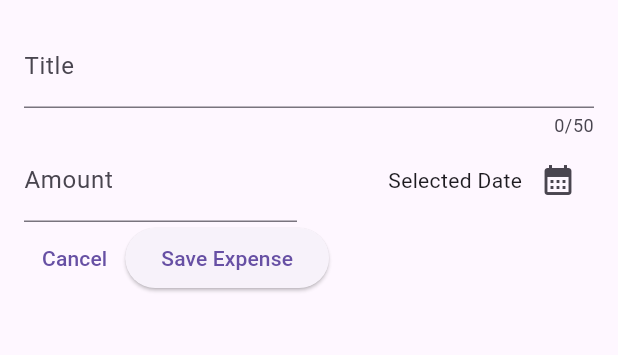
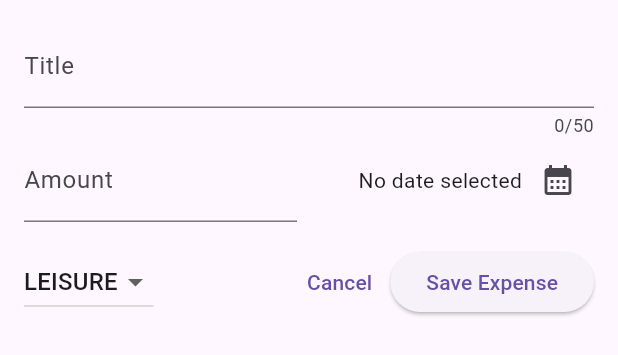
Before and after one commit to ted-parkhyunwoo/codepalette, a Flutter app: the NewExpense widget shown alone on an empty page, opened directly, on a phone screen of 412 x 824 dp. Shown: the top 355 px of the screen. Run offline on Flutter 3.47's test engine with Material 3 defaults, Android fonts, the phone set to English and light mode, and no system bars; our stand-ins replace google_fonts.

Commit message:
add: 날짜선택기 작동/ 카테고리 드롭다운메뉴

```diff
--- a/skill_refine/current_courses/flutter/flutter_projects/expense_tracker/lib/widgets/expenses_list/expenses_list.dart
+++ b/skill_refine/current_courses/flutter/flutter_projects/expense_tracker/lib/widgets/expenses_list/expenses_list.dart
@@ -1,6 +1,8 @@
 import 'package:expense_tracker/models/expense.dart';
 import 'package:expense_tracker/widgets/expenses_list/expense_item.dart';
 import 'package:flutter/material.dart';
+
+// Expenses 내 Card 형태로(ExpenseItem) 지출내역을 열거하는 ListView 위젯
 
 class ExpensesList extends StatelessWidget {
   final List<Expense> expenses;
--- a/skill_refine/current_courses/flutter/flutter_projects/expense_tracker/lib/widgets/new_expense.dart
+++ b/skill_refine/current_courses/flutter/flutter_projects/expense_tracker/lib/widgets/new_expense.dart
@@ -1,4 +1,7 @@
 import 'package:flutter/material.dart';
+import 'package:expense_tracker/models/expense.dart';
+
+// 앱바의 +를 누르면 나오는 하단 팝업 위젯 (새로운 지출 추가 위젯)
 
 class NewExpense extends StatefulWidget {
   const NewExpense({super.key});
@@ -14,6 +17,8 @@ class _NewExpenseState extends State<NewExpense> {
   // TextEditingController() 는 cpp의 stringstream 과 유사한 개념 .text로 꺼내씀
   final _titleController = TextEditingController();
   final _amountController = TextEditingController();
+  DateTime? _selectedDate;
+  Category _selectedCategory = Category.leisure;
 
   //! TextEditingController 방식 사용시 소멸자(정확히는 소멸자를 흉내낸 closer) 작성해줘야 gc 자원회수 힌트 명시됨
   // 그냥 c++ 일상에서 쓰던 소멸자로 이해하면 편함. (java의 AutoClosable구현체 처리, close() 오버라이드처럼)
@@ -26,15 +31,25 @@ class _NewExpenseState extends State<NewExpense> {
   }
 
   // 날짜 선택기
-  void _presentDatePicker() {
-    final now = DateTime.now();
-    final firstDate = DateTime(now.year - 1, now.month, now.day);
-    showDatePicker(
+  void _presentDatePicker() async {
+    final DateTime now = DateTime.now();
+    final DateTime firstDate = DateTime(
+      now.year - 1,
+      now.month,
+      now.day,
+    );
+
+    //! async, await 사용
+    final DateTime? pickedDate = await showDatePicker(
       context: context,
       initialDate: now,
       firstDate: firstDate,
       lastDate: now,
     );
+
+    setState(() {
+      _selectedDate = pickedDate;
+    });
   }
 
   @override
@@ -43,7 +58,7 @@ class _NewExpenseState extends State<NewExpense> {
       padding: EdgeInsets.all(16),
       child: Column(
         children: [
-          // 제목입력필드
+          //! 제목입력필드
           TextField(
             // 필드에 입력된 문자열을 변수 _enteredTitle 로 저장하기 위한 함수연결 방식 - 주석처리
             // onChanged: (str) => _enteredTitle = str,
@@ -59,7 +74,7 @@ class _NewExpenseState extends State<NewExpense> {
           Row(
             children: [
               Expanded(
-                // 소비금액 입력필드
+                //! 소비금액 입력필드
                 child: TextField(
                   controller: _amountController,
                   // 숫자만 사용할 수 있도록 키보드 타입을 숫자패드로 명시
@@ -75,11 +90,20 @@ class _NewExpenseState extends State<NewExpense> {
               const SizedBox(width: 16),
 
               Expanded(
+                //! 날짜 선택
                 child: Row(
                   mainAxisAlignment: MainAxisAlignment.end,
                   crossAxisAlignment: CrossAxisAlignment.center,
                   children: [
-                    const Text("Selected Date"),
+                    Text(
+                      _selectedDate == null
+                          // 날짜를 선택하지 않으면 표시될 문자열
+                          ? 'No date selected'
+                          // 변수 뒤 !를 붙여 null이 무조건 아니라는것을 명시 가능
+                          : Expense.getFormattedDate(
+                              _selectedDate!,
+                            ),
+                    ),
                     IconButton(
                       onPressed: _presentDatePicker,
                       icon: const Icon(Icons.calendar_month),
@@ -90,16 +114,45 @@ class _NewExpenseState extends State<NewExpense> {
             ],
           ),
 
+          SizedBox(height: 16),
+
           Row(
             children: [
-              // 닫기버튼
+              //! 카테고리 드롭다운
+              DropdownButton(
+                value: _selectedCategory,
+                items: Category.values
+                    .map(
+                      (category) => DropdownMenuItem(
+                        value: category,
+                        //! dart 전용 문법중 하나로, name.toString 등으로 문자열로 열거체 요소 이름을 가져올 수 있음
+                        child: Text(category.name.toUpperCase()),
+                      ),
+                    )
+                    .toList(),
+                onChanged: (value) {
+                  print(value);
+
+                  if (value == null) {
+                    return;
+                  }
+
+                  setState(() {
+                    _selectedCategory = value;
+                  });
+                },
+              ),
+
+              const Spacer(),
+
+              //! 닫기버튼
               TextButton(
                 //! Navigator.pop 으로 위젯을 닫는 방법임
                 onPressed: () => Navigator.pop(context),
                 child: const Text("Cancel"),
               ),
 
-              // 가계부 추가버튼
+              //! 가계부 추가버튼
               ElevatedButton(
                 onPressed: () {
                   // print(_enteredTitle);
```
Also changed, not shown: skill_refine/current_courses/flutter/flutter_projects/expense_tracker/lib/models/expense.dart (+9 -0 lines).
